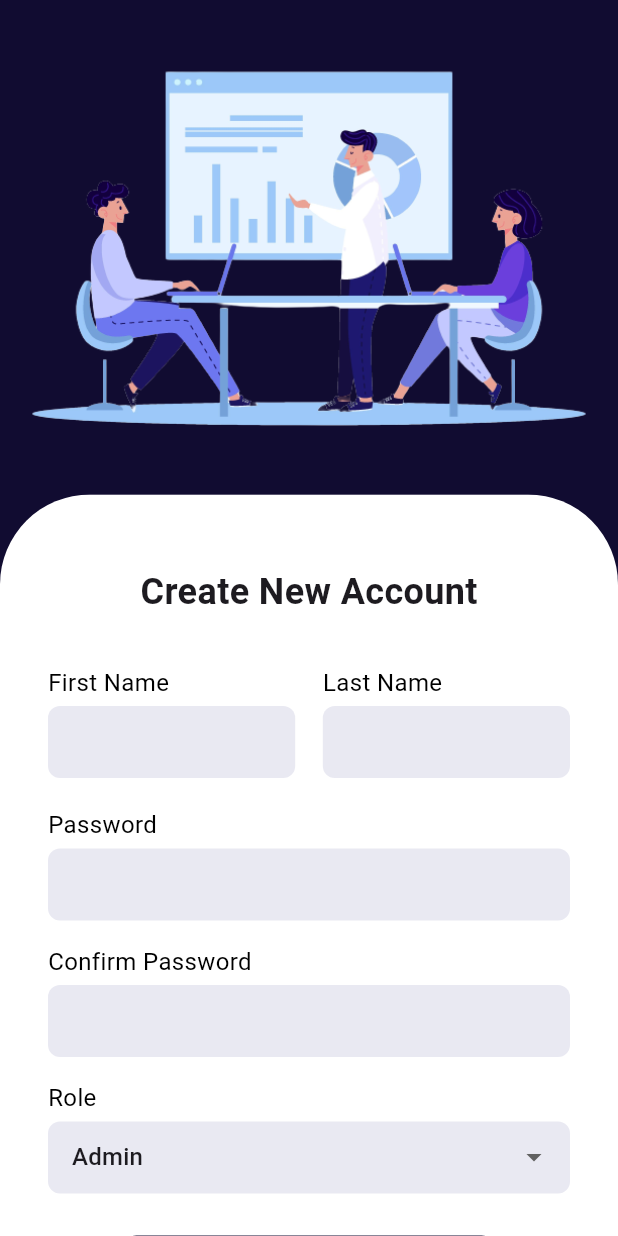
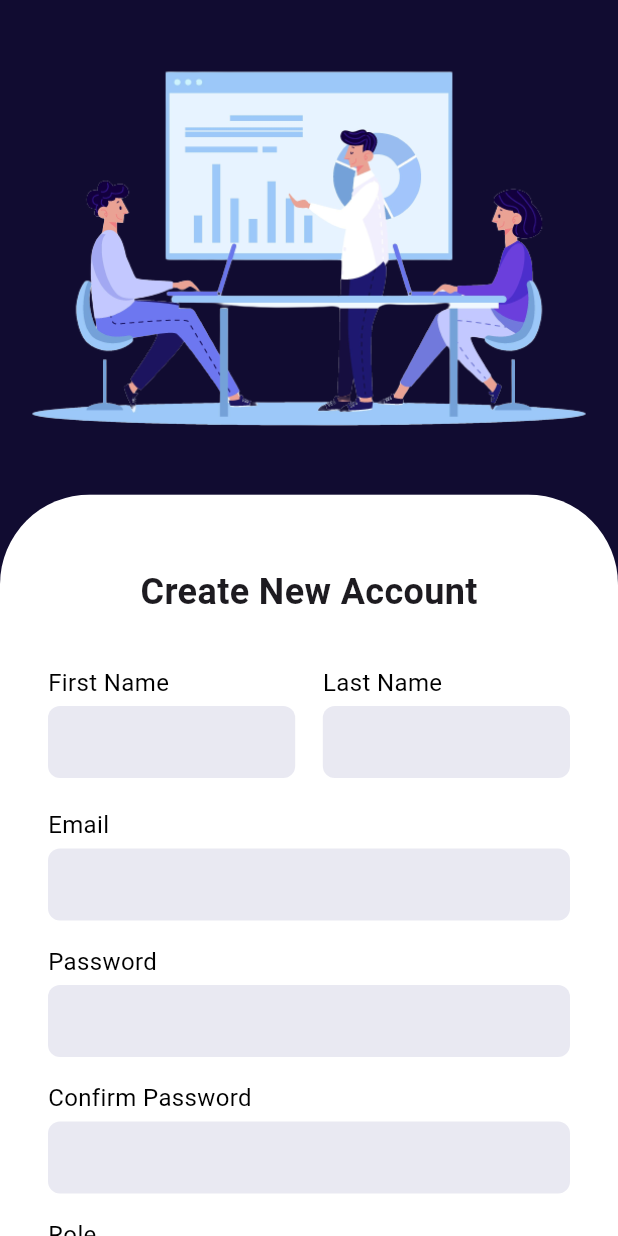
Before and after one commit to Joynul-Abedin/home-automation-system, a Flutter app: the Register screen opened directly, on a phone screen of 412 x 824 dp. Run offline on Flutter 3.47's test engine with Material 2 defaults, Android fonts, the light colour scheme and no system bars.

Commit message:
1st Commit

```diff
--- a/lib/Views/Register/Register.dart
+++ b/lib/Views/Register/Register.dart
@@ -143,6 +143,39 @@ class _RegisterState extends State<Register> {
                                         ),
                                       ),
                                     ],
+                                  ),
+                                ),
+                              ],
+                            ),
+                          ),
+                          const SizedBox(height: 8.0),
+                          Padding(
+                            padding: const EdgeInsets.symmetric(horizontal: 24.0, vertical: 4.0),
+                            child: Column(
+                              crossAxisAlignment: CrossAxisAlignment.start,
+                              children: [
+                                const Text(
+                                  'Email',
+                                  style: TextStyle(
+                                    fontSize: 16,
+                                    color: Colors.black,
+                                  ),
+                                ),
+                                const SizedBox(height: 4.0),
+                                TextFormField(
+                                  controller: _email,
+                                  decoration: InputDecoration(
+                                    filled: true,
+                                    fillColor: AppColors.textFieldColor,
+                                    contentPadding: const EdgeInsets.symmetric(horizontal: 12.0, vertical: 8.0),
+                                    border: OutlineInputBorder(
+                                      borderRadius: BorderRadius.circular(8.0),
+                                      borderSide: BorderSide.none,
+                                    ),
+                                    focusedBorder: OutlineInputBorder(
+                                      borderRadius: BorderRadius.circular(8.0),
+                                      borderSide: const BorderSide(color: Colors.blue),
+                                    ),
                                   ),
                                 ),
                               ],
```
